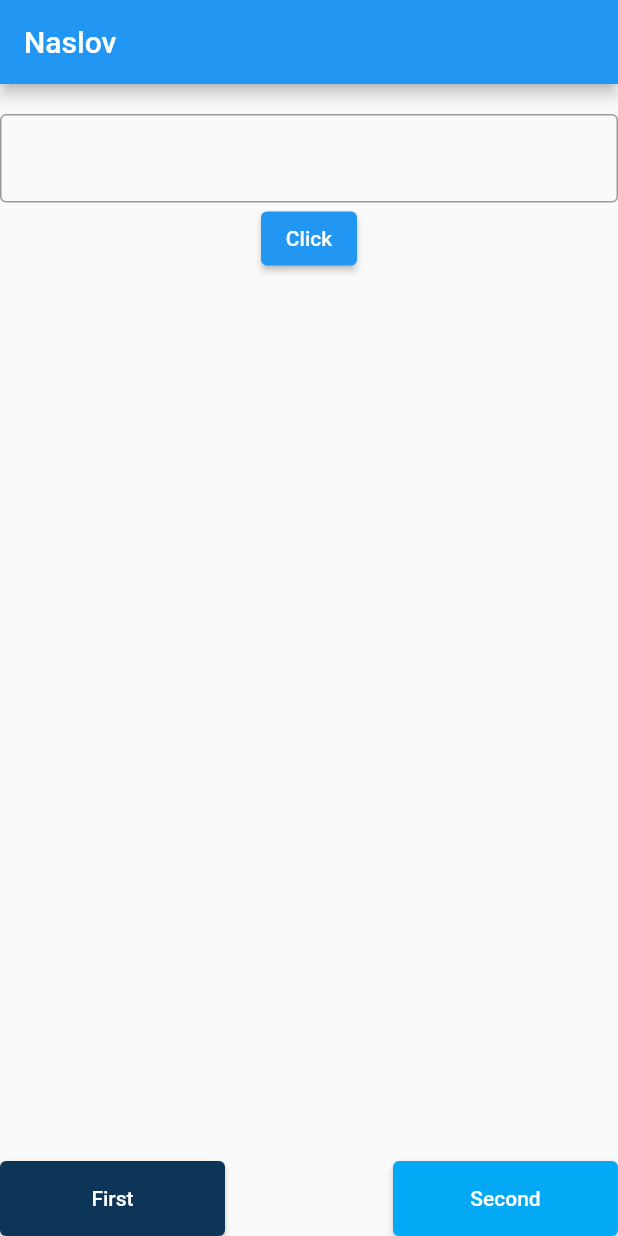
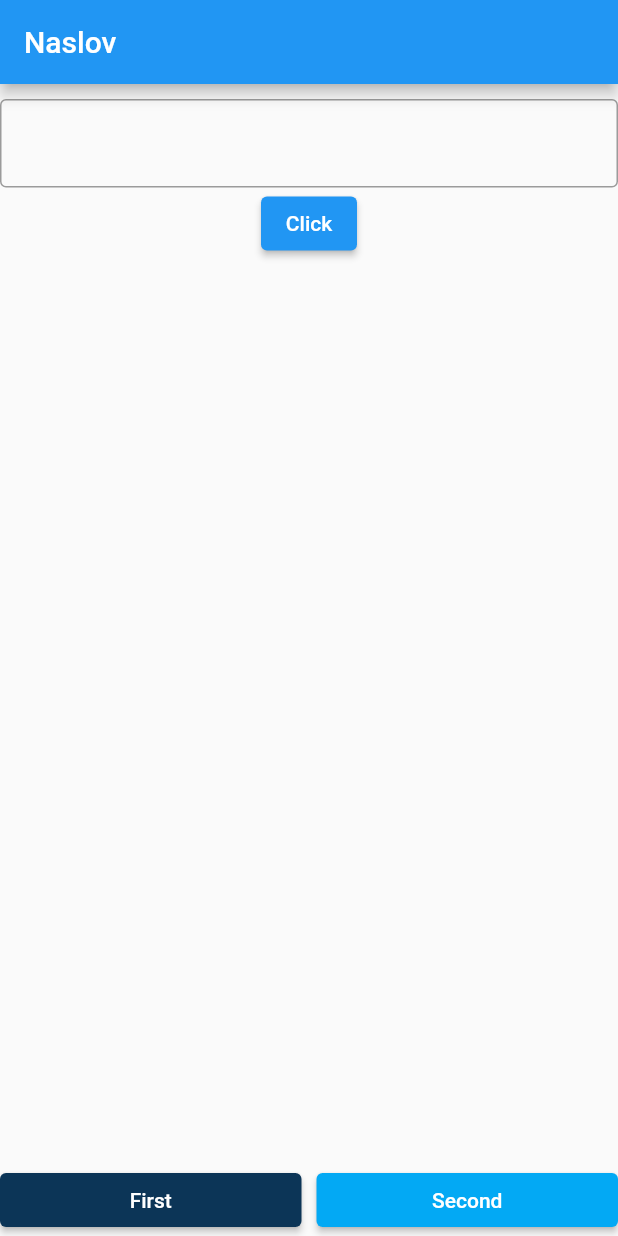
Before and after one commit to saley824/fluterProject, a Flutter app: the screen it shows after launch, on a phone screen of 412 x 824 dp. Run offline on Flutter 3.47's test engine with Material 2 defaults, Android fonts, the phone set to English and light mode, and no system bars.

Commit message:
updated buttons, enums..

```diff
--- a/lib/buttons.dart
+++ b/lib/buttons.dart
@@ -1,6 +1,7 @@
 import 'package:flutter/material.dart';
 import 'package:provider/provider.dart';
 
+import 'colors.dart';
 import 'input_provider.dart';
 
 class Buttons extends StatelessWidget {
@@ -8,35 +9,47 @@ class Buttons extends StatelessWidget {
 
   @override
   Widget build(BuildContext context) {
-    return Consumer<InputProvider>(builder: (context, inputProvider, child) {
-      //arrow function
-      return Row(
+    return Consumer<InputProvider>(
+        builder: (context, inputProvider, child) =>
+            //arrow function    DONE
+            Row(
               mainAxisAlignment: MainAxisAlignment.spaceBetween,
               children: [
-          ElevatedButton(
+                Expanded(
+                  child: ElevatedButton(
                       style: ElevatedButton.styleFrom(
-                  backgroundColor: inputProvider.show == 0
-                      ? const Color.fromARGB(255, 12, 53,
-                          87) //pokusaj napraviti file sa definisanim bojama pa
-                      //boje referencirati iz tog file-a
-                      : Colors.lightBlue,
-                  fixedSize: const Size(150, 50)), //(tacka 2. u tasks file)
+                        backgroundColor: inputProvider.showScreen ==
+                                ShowScreen.first
+                            ? ColorSelect
+                                .darkBlue //pokusaj napraviti file sa definisanim bojama pa   DONE
+                            //boje referencirati iz tog file-a       DONE
+                            : ColorSelect.lightBlue,
+                        // fixedSize:
+                        //     const Size(150, 50)
+                      ), //(tacka 2. u tasks file)
                       onPressed: () {
                         inputProvider.setZero();
                       },
                       child: const Text('First')),
-          ElevatedButton(
+                ),
+                const SizedBox(
+                  width: 10,
+                ),
+                Expanded(
+                  child: ElevatedButton(
                       style: ElevatedButton.styleFrom(
-                  backgroundColor: inputProvider.show == 1
-                      ? Color.fromARGB(255, 12, 53, 87)
-                      : Colors.lightBlue,
-                  fixedSize: const Size(150, 50)),
+                        backgroundColor:
+                            inputProvider.showScreen == ShowScreen.second
+                                ? ColorSelect.darkBlue
+                                : ColorSelect.lightBlue,
+                        // fixedSize: const Size(150, 50),
+                      ),
                       onPressed: () {
                         inputProvider.setOne();
                       },
-              child: const Text('Second'))
+                      child: const Text('Second')),
+                )
               ],
-      );
-    });
+            ));
   }
 }
--- /dev/null
+++ b/lib/colors.dart
@@ -0,0 +1,8 @@
+import 'package:flutter/material.dart';
+
+class ColorSelect {
+  static const lightBlue = Colors.lightBlue;
+  static const darkBlue = Color.fromARGB(255, 12, 53, 87);
+  static const yellow = Color.fromARGB(255, 210, 188, 17);
+  static const white = Colors.white;
+}
--- a/lib/custom_form.dart
+++ b/lib/custom_form.dart
@@ -2,6 +2,8 @@ import 'package:flutter/material.dart';
 import 'package:provider/provider.dart';
 
 import 'package:prov_project/input_provider.dart';
+
+import 'colors.dart';
 
 class CustomForm extends StatelessWidget {
   const CustomForm({super.key});
@@ -9,12 +11,14 @@ class CustomForm extends StatelessWidget {
   @override
   Widget build(BuildContext context) {
     return Consumer<InputProvider>(
-        builder: (context, inputProvider, child) => inputProvider.show == 0
+        builder: (context, inputProvider, child) => inputProvider.showScreen ==
+                ShowScreen.first
             ? Column(children: [
-                Container(
-                  //za pravljenje "praznog prostora" je najbolje koristiti SizedBox
-                  margin: EdgeInsets.only(bottom: 10, top: 10),
+                const SizedBox(
+                  width: 10,
+                  height: 10,
                 ),
+                //za pravljenje "praznog prostora" je najbolje koristiti SizedBox   DONE
                 TextField(
                   decoration: const InputDecoration(
                     border: OutlineInputBorder(),
@@ -28,24 +32,39 @@ class CustomForm extends StatelessWidget {
                   child: const Text("Click"),
                 ),
               ])
-            : ListView.separated(
-                //rekli smo ListView.builder
+            : ListView.builder(
+                //rekli smo ListView.builder   DONE
                 padding: const EdgeInsets.all(12.0),
-                // margin: const EdgeInsets.all(12.0),
                 itemCount: inputProvider.inputs.length,
                 itemBuilder: (BuildContext context, int index) {
-                  return ListTile(
-                    //pokusaj sam napraviti identican prikaz ali sa kontejnerom zaobljenih uglova i obojenih ivica
-                    //neka ostane ikonica ispred string-a
-                    leading: const Icon(Icons.list),
-                    title: Text(inputProvider.inputs[index]),
-                    tileColor: Color.fromARGB(255, 210, 188, 17),
-                    textColor: Colors.white,
-                    iconColor: Colors.white,
-                  );
+                  return Container(
+                      height: 40,
+                      decoration: BoxDecoration(
+                          color: ColorSelect.yellow,
+                          border: Border.all(
+                            color: ColorSelect.white,
+                          ),
+                          borderRadius:
+                              const BorderRadius.all(Radius.circular(30))),
+                      child: Row(
+                        children: [
+                          const Icon(
+                            Icons.list,
+                            color: ColorSelect.white,
+                          ),
+                          Text(inputProvider.inputs[index],
+                              style: const TextStyle(color: ColorSelect.white)),
+                        ],
+                      )
+                      //pokusaj sam napraviti identican prikaz ali sa kontejnerom zaobljenih uglova i obojenih ivica
+                      //neka ostane ikonica ispred string-a
+                      // leading: const Icon(Icons.list),
+                      // title: Text(inputProvider.inputs[index]),
+                      // tileColor: Color.fromARGB(255, 210, 188, 17),
+                      // textColor: Colors.white,
+                      // iconColor: Colors.white,
+                      );
                 },
-                separatorBuilder: (BuildContext context, int index) =>
-                    const Divider(),
               ));
   }
 }
--- a/lib/home.dart
+++ b/lib/home.dart
@@ -15,10 +15,10 @@ class Home extends StatelessWidget {
         appBar: AppBar(
           title: const Text("Naslov"),
         ),
-            body: const Center(
-              child: Column(
+        body: const Column(
           children: [Expanded(child: CustomForm()), Buttons()],
         ),
-            ))); //dobra navika da se dodavanjem zareza fino kod formatira
+      ),
+    ); //dobra navika da se dodavanjem zareza fino kod formatira
   }
 }
--- a/lib/input_provider.dart
+++ b/lib/input_provider.dart
@@ -1,10 +1,13 @@
 import 'package:flutter/material.dart';
+
+enum ShowScreen { first, second }
 
 class InputProvider extends ChangeNotifier {
   /// Internal, private state of the cart.
   final List<String> inputs = [];
   final TextEditingController controller = TextEditingController();
-  int show = 0; //Pokisaj ovo rijesiti sa enumeracijom.Pricali smo juce i tome.
+  ShowScreen showScreen = ShowScreen.first;
+  //int show = 0; //Pokisaj ovo rijesiti sa enumeracijom.Pricali smo juce i tome.
 
   void add(String input) {
     inputs.add(input);
@@ -17,12 +20,12 @@ class InputProvider extends ChangeNotifier {
   }
 
   void setZero() {
-    show = 0;
+    showScreen = ShowScreen.first;
     notifyListeners();
   }
 
   void setOne() {
-    show = 1;
+    showScreen = ShowScreen.second;
     notifyListeners();
   }
 }
```
Also changed, not shown: 1 other file. Lines whose indentation alone changed are shown as unchanged.
